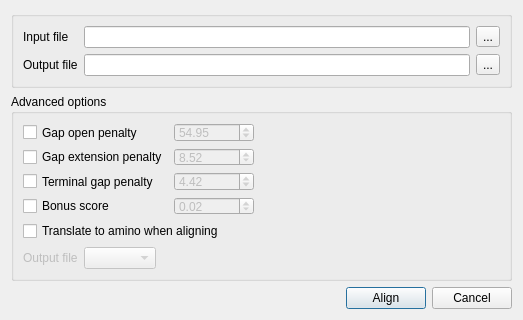
Old version of the form src/plugins_3rdparty/kalign/src/ui/KalignDialog.ui in the repository violethaze74/ugene.
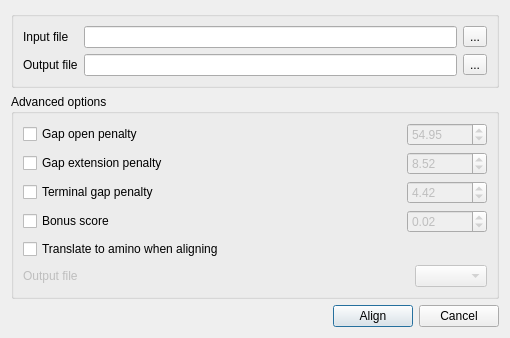
New version of the form.

What changed in the file:
```diff
--- a/src/plugins_3rdparty/kalign/src/ui/KalignDialog.ui
+++ b/src/plugins_3rdparty/kalign/src/ui/KalignDialog.ui
@@ -6,37 +6,35 @@
    <rect>
     <x>0</x>
     <y>0</y>
-    <width>523</width>
-    <height>320</height>
+    <width>510</width>
+    <height>319</height>
    </rect>
   </property>
   <property name="sizePolicy">
-   <sizepolicy hsizetype="Expanding" vsizetype="Expanding">
+   <sizepolicy hsizetype="Preferred" vsizetype="Preferred">
     <horstretch>0</horstretch>
     <verstretch>0</verstretch>
    </sizepolicy>
   </property>
   <property name="minimumSize">
    <size>
-    <width>0</width>
-    <height>100</height>
+    <width>510</width>
+    <height>0</height>
    </size>
   </property>
   <property name="maximumSize">
    <size>
-    <width>523</width>
-    <height>320</height>
+    <width>52300</width>
+    <height>32000</height>
    </size>
   </property>
   <property name="windowTitle">
    <string>Align with Kalign</string>
   </property>
+  <layout class="QVBoxLayout" name="verticalLayout_2">
+   <item>
   <layout class="QVBoxLayout" name="verticalLayout">
    <item>
-    <layout class="QGridLayout" name="gridLayout_5">
-     <item row="0" column="0">
-      <layout class="QGridLayout" name="gridLayout_4">
-       <item row="0" column="0">
         <widget class="QGroupBox" name="inputGroupBox">
          <property name="sizePolicy">
           <sizepolicy hsizetype="Expanding" vsizetype="Preferred">
@@ -89,7 +87,7 @@
          </layout>
         </widget>
        </item>
-       <item row="1" column="0">
+     <item>
         <widget class="QGroupBox" name="groupBox_2">
          <property name="sizePolicy">
           <sizepolicy hsizetype="Preferred" vsizetype="Preferred">
@@ -100,9 +98,13 @@
          <property name="title">
           <string>Advanced options</string>
          </property>
-         <layout class="QVBoxLayout" name="verticalLayout_2">
-          <item>
-           <layout class="QGridLayout" name="gridLayout">
+       <layout class="QGridLayout" name="gridLayout_10">
+        <item row="0" column="0">
+         <layout class="QGridLayout" name="gridLayout_9">
+          <item row="0" column="0">
+           <layout class="QGridLayout" name="gridLayout_8">
+            <item row="0" column="0">
+             <layout class="QGridLayout" name="gridLayout_6">
             <item row="0" column="0">
              <widget class="QCheckBox" name="gapOpenCheckBox">
               <property name="enabled">
@@ -114,6 +116,19 @@
              </widget>
             </item>
             <item row="0" column="1">
+               <spacer name="horizontalSpacer_3">
+                <property name="orientation">
+                 <enum>Qt::Horizontal</enum>
+                </property>
+                <property name="sizeHint" stdset="0">
+                 <size>
+                  <width>255</width>
+                  <height>17</height>
+                 </size>
+                </property>
+               </spacer>
+              </item>
+              <item row="0" column="2">
              <widget class="QDoubleSpinBox" name="gapOpenSpinBox">
               <property name="enabled">
                <bool>false</bool>
@@ -132,20 +147,11 @@
               </property>
              </widget>
             </item>
-            <item row="0" column="2">
-             <spacer name="horizontalSpacer_3">
-              <property name="orientation">
-               <enum>Qt::Horizontal</enum>
-              </property>
-              <property name="sizeHint" stdset="0">
-               <size>
-                <width>255</width>
-                <height>17</height>
-               </size>
-              </property>
-             </spacer>
+             </layout>
             </item>
             <item row="1" column="0">
+             <layout class="QGridLayout" name="gridLayout_7">
+              <item row="0" column="0">
              <widget class="QCheckBox" name="gapExtensionPenaltyCheckBox">
               <property name="enabled">
                <bool>true</bool>
@@ -155,7 +161,20 @@
               </property>
              </widget>
             </item>
-            <item row="1" column="1">
+              <item row="0" column="1">
+               <spacer name="horizontalSpacer_4">
+                <property name="orientation">
+                 <enum>Qt::Horizontal</enum>
+                </property>
+                <property name="sizeHint" stdset="0">
+                 <size>
+                  <width>248</width>
+                  <height>20</height>
+                 </size>
+                </property>
+               </spacer>
+              </item>
+              <item row="0" column="2">
              <widget class="QDoubleSpinBox" name="gapExtensionPenaltySpinBox">
               <property name="enabled">
                <bool>false</bool>
@@ -174,20 +193,11 @@
               </property>
              </widget>
             </item>
-            <item row="1" column="2">
-             <spacer name="horizontalSpacer_4">
-              <property name="orientation">
-               <enum>Qt::Horizontal</enum>
-              </property>
-              <property name="sizeHint" stdset="0">
-               <size>
-                <width>255</width>
-                <height>20</height>
-               </size>
-              </property>
-             </spacer>
+             </layout>
             </item>
             <item row="2" column="0">
+             <layout class="QGridLayout" name="gridLayout_5">
+              <item row="0" column="0">
              <widget class="QCheckBox" name="terminalGapCheckBox">
               <property name="enabled">
                <bool>true</bool>
@@ -197,7 +207,20 @@
               </property>
              </widget>
             </item>
-            <item row="2" column="1">
+              <item row="0" column="1">
+               <spacer name="horizontalSpacer_5">
+                <property name="orientation">
+                 <enum>Qt::Horizontal</enum>
+                </property>
+                <property name="sizeHint" stdset="0">
+                 <size>
+                  <width>255</width>
+                  <height>17</height>
+                 </size>
+                </property>
+               </spacer>
+              </item>
+              <item row="0" column="2">
              <widget class="QDoubleSpinBox" name="terminalGapSpinBox">
               <property name="enabled">
                <bool>false</bool>
@@ -216,20 +239,11 @@
               </property>
              </widget>
             </item>
-            <item row="2" column="2">
-             <spacer name="horizontalSpacer_5">
-              <property name="orientation">
-               <enum>Qt::Horizontal</enum>
-              </property>
-              <property name="sizeHint" stdset="0">
-               <size>
-                <width>255</width>
-                <height>17</height>
-               </size>
-              </property>
-             </spacer>
+             </layout>
             </item>
             <item row="3" column="0">
+             <layout class="QGridLayout" name="gridLayout">
+              <item row="0" column="0">
              <widget class="QCheckBox" name="bonusScoreCheckBox">
               <property name="enabled">
                <bool>true</bool>
@@ -239,7 +253,20 @@
               </property>
              </widget>
             </item>
-            <item row="3" column="1">
+              <item row="0" column="1">
+               <spacer name="horizontalSpacer_6">
+                <property name="orientation">
+                 <enum>Qt::Horizontal</enum>
+                </property>
+                <property name="sizeHint" stdset="0">
+                 <size>
+                  <width>255</width>
+                  <height>17</height>
+                 </size>
+                </property>
+               </spacer>
+              </item>
+              <item row="0" column="2">
              <widget class="QDoubleSpinBox" name="bonusScoreSpinBox">
               <property name="enabled">
                <bool>false</bool>
@@ -258,31 +285,20 @@
               </property>
              </widget>
             </item>
-            <item row="3" column="2">
-             <spacer name="horizontalSpacer_6">
-              <property name="orientation">
-               <enum>Qt::Horizontal</enum>
-              </property>
-              <property name="sizeHint" stdset="0">
-               <size>
-                <width>255</width>
-                <height>17</height>
-               </size>
-              </property>
-             </spacer>
+             </layout>
             </item>
            </layout>
           </item>
-          <item>
+          <item row="1" column="0">
            <widget class="QCheckBox" name="translateCheckBox">
             <property name="text">
              <string>Translate to amino when aligning</string>
             </property>
            </widget>
           </item>
-          <item>
-           <layout class="QHBoxLayout" name="horizontalLayout_2">
-            <item>
+          <item row="2" column="0">
+           <layout class="QGridLayout" name="gridLayout_4">
+            <item row="0" column="0">
              <widget class="QLabel" name="label">
               <property name="enabled">
                <bool>false</bool>
@@ -292,14 +308,7 @@
               </property>
              </widget>
             </item>
-            <item>
-             <widget class="QComboBox" name="translationTableBox">
-              <property name="enabled">
-               <bool>false</bool>
-              </property>
-             </widget>
-            </item>
-            <item>
+            <item row="0" column="1">
              <spacer name="horizontalSpacer_2">
               <property name="orientation">
                <enum>Qt::Horizontal</enum>
@@ -312,12 +321,21 @@
               </property>
              </spacer>
             </item>
+            <item row="0" column="2">
+             <widget class="QComboBox" name="translationTableBox">
+              <property name="enabled">
+               <bool>false</bool>
+              </property>
+             </widget>
+            </item>
            </layout>
           </item>
          </layout>
-        </widget>
-       </item>
-       <item row="2" column="0">
+        </item>
+       </layout>
+      </widget>
+     </item>
+     <item>
         <layout class="QHBoxLayout" name="horizontalLayout">
          <item>
           <spacer name="horizontalSpacer">
@@ -348,8 +366,6 @@
             <string>Cancel</string>
            </property>
           </widget>
-         </item>
-        </layout>
        </item>
       </layout>
      </item>
```
Lines whose indentation alone changed are shown as unchanged.
